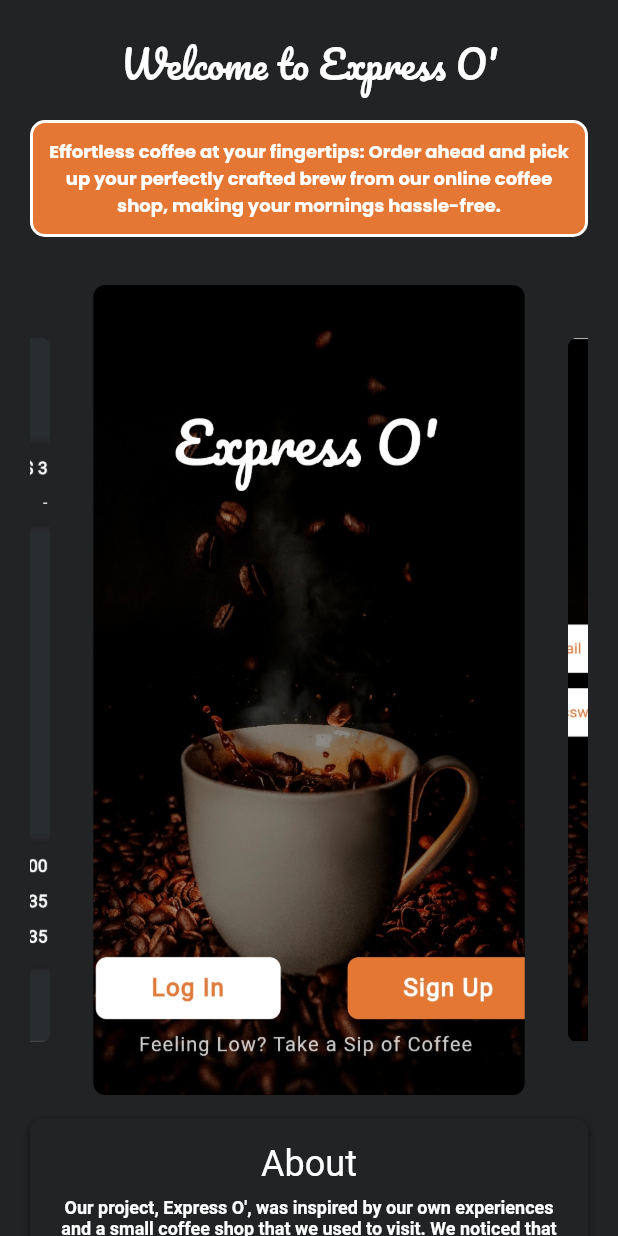
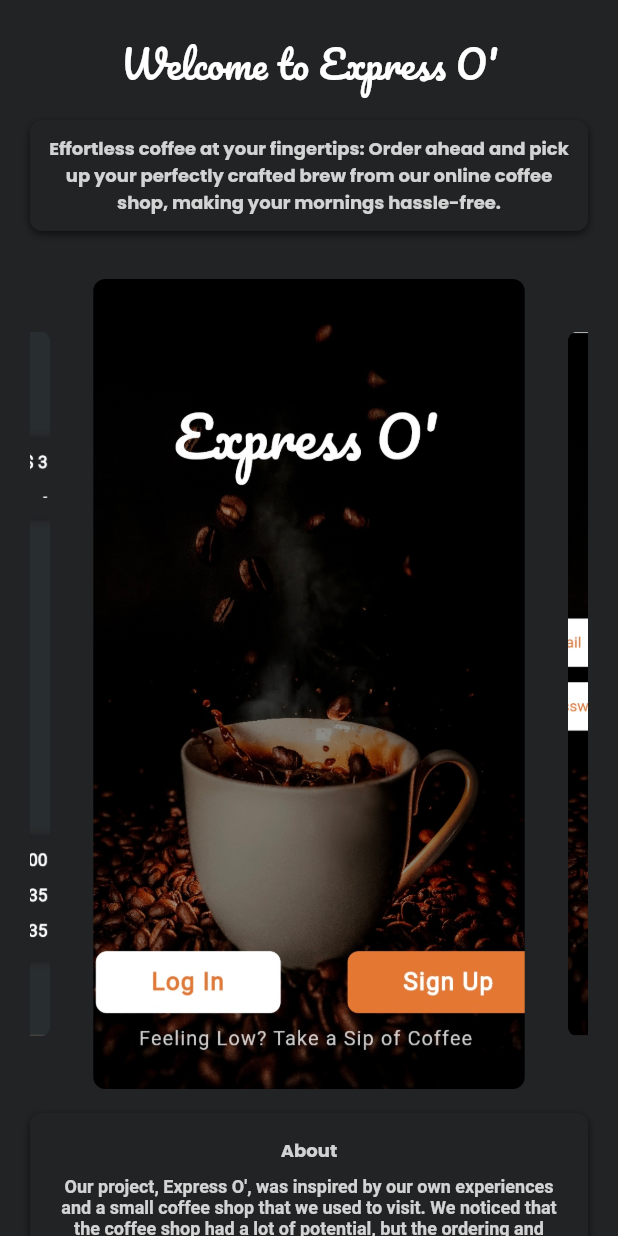
Before and after one commit to rvegarodz/Express_O, a Flutter app: the screen it shows after launch, on a phone screen of 412 x 824 dp. Run offline on Flutter 3.47's test engine with Material 2 defaults, Android fonts, the phone set to English and light mode, and no system bars; drawn by our look-alikes of carousel_slider; our stand-ins replace cloud_firestore, firebase_auth, firebase_core, google_fonts, logger; accounts and stored records are empty.

Commit message:
updating landing page

```diff
--- a/coffee_shop-main/lib/widgets/landing_page.dart
+++ b/coffee_shop-main/lib/widgets/landing_page.dart
@@ -48,20 +48,22 @@ class LandingPage extends StatelessWidget {
                 Container(
                   padding: EdgeInsets.all(10.0),
                   decoration: BoxDecoration(
-                    border: Border.all(
-                      color: Colors.white,
-                      width: 2.0,
-                    ),
-                    borderRadius: BorderRadius.circular(10.0),
-                    color: Color(0xFFE57734),
+                    color: Color(0xFF212325),
+                    borderRadius: BorderRadius.circular(8),
+                    boxShadow: [
+                      BoxShadow(
+                        color: Colors.black.withOpacity(0.6),
+                        blurRadius: 4,
+                        offset: Offset(0, 2),
+                      ),
+                    ],
                   ),
                   child: Text(
                     "Effortless coffee at your fingertips: Order ahead and pick up your perfectly crafted brew from our online coffee shop, making your mornings hassle-free.",
                     style: GoogleFonts.poppins(
-                      fontSize: descriptionFontSize,
-                      fontWeight: FontWeight.bold,
-                      color: Colors.white,
-                    ),
+                        fontSize: descriptionFontSize,
+                        fontWeight: FontWeight.bold,
+                        color: Colors.white.withOpacity(0.8)),
                     textAlign: TextAlign.center,
                   ),
                 ),
@@ -118,20 +120,19 @@ class LandingPage extends StatelessWidget {
                     children: [
                       Text(
                         'About',
-                        style: TextStyle(
-                          fontSize: 24,
-                          //fontWeight: FontWeight.bold,
-                          color: Colors.white,
+                        style: GoogleFonts.poppins(
+                          fontSize: descriptionFontSize,
+                          fontWeight: FontWeight.bold,
+                          color: Colors.white.withOpacity(0.8),
                         ),
                       ),
                       SizedBox(height: 8),
                       Text(
                         'Our project, Express O\', was inspired by our own experiences and a small coffee shop that we used to visit. We noticed that the coffee shop had a lot of potential, but the ordering and payment process could be made more efficient. That\'s when we decided to design a solution that would automate the ordering and payment process, while also providing the convenience of ordering ahead.\n\nThis project is a Portfolio Project for Holberton School, where we are honing our skills in software development. It allowed us to apply our knowledge and creativity to create a seamless coffee shop experience. We are proud to present Express O\', a platform that brings together the love for coffee and the power of technology.',
                         style: TextStyle(
-                          fontSize: descriptionFontSize,
-                          fontWeight: FontWeight.bold,
-                          color: Colors.white,
-                        ),
+                            fontSize: descriptionFontSize,
+                            fontWeight: FontWeight.bold,
+                            color: Colors.white.withOpacity(0.8)),
                         textAlign: TextAlign.center,
                       ),
                       SizedBox(height: 8),
```
